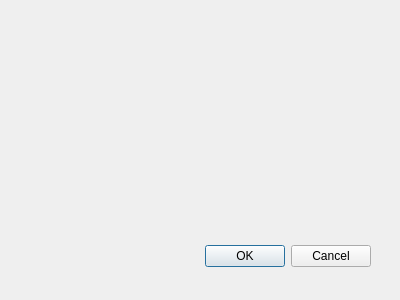
Qt form PyQT_VectorDraw/i_face.ui (dronKet/PracticeUSATU) before a commit.
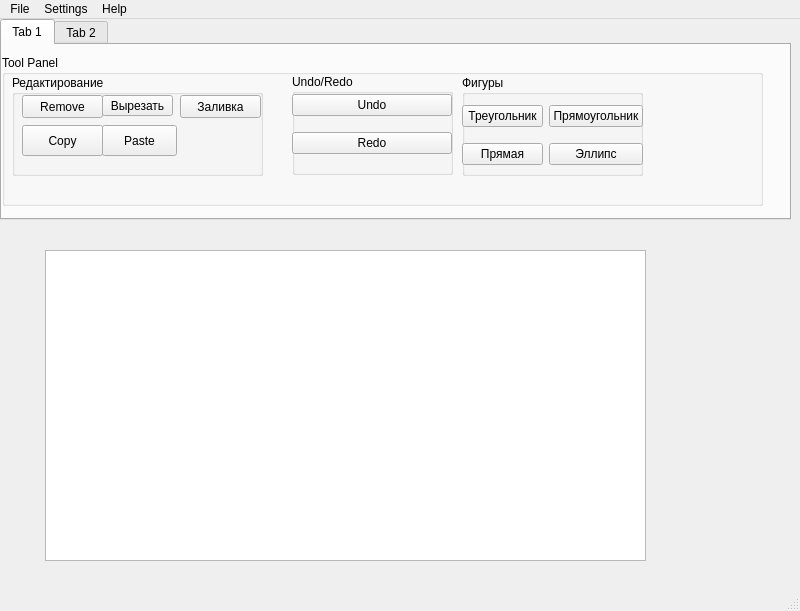
The same form after that commit.

Commit message:
Тестовый_вариант_окна
Добавлена панель инструментов

Patch:
```diff
--- a/PyQT_VectorDraw/i_face.ui
+++ b/PyQT_VectorDraw/i_face.ui
@@ -1,34 +1,357 @@
 <?xml version="1.0" encoding="UTF-8"?>
 <ui version="4.0">
- <class>Dialog</class>
- <widget class="QDialog" name="Dialog">
+ <class>MainWindow</class>
+ <widget class="QMainWindow" name="MainWindow">
   <property name="geometry">
    <rect>
     <x>0</x>
     <y>0</y>
-    <width>400</width>
-    <height>300</height>
+    <width>800</width>
+    <height>611</height>
    </rect>
   </property>
   <property name="windowTitle">
    <string>Dialog</string>
   </property>
-  <widget class="QDialogButtonBox" name="buttonBox">
+  <widget class="QWidget" name="centralwidget">
+   <widget class="QTabWidget" name="tabWidget">
+    <property name="geometry">
+     <rect>
+      <x>0</x>
+      <y>0</y>
+      <width>791</width>
+      <height>201</height>
+     </rect>
+    </property>
+    <property name="currentIndex">
+     <number>0</number>
+    </property>
+    <widget class="QWidget" name="tab">
+     <attribute name="title">
+      <string>Tab 1</string>
+     </attribute>
+     <widget class="QGroupBox" name="groupBox">
+      <property name="geometry">
+       <rect>
+        <x>0</x>
+        <y>10</y>
+        <width>761</width>
+        <height>151</height>
+       </rect>
+      </property>
+      <property name="title">
+       <string>Tool Panel</string>
+      </property>
+      <widget class="QGroupBox" name="groupBox_2">
+       <property name="geometry">
+        <rect>
+         <x>10</x>
+         <y>20</y>
+         <width>251</width>
+         <height>101</height>
+        </rect>
+       </property>
+       <property name="title">
+        <string>Редактирование</string>
+       </property>
+       <widget class="QPushButton" name="pushButton">
+        <property name="geometry">
+         <rect>
+          <x>10</x>
+          <y>50</y>
+          <width>81</width>
+          <height>31</height>
+         </rect>
+        </property>
+        <property name="text">
+         <string>Copy</string>
+        </property>
+       </widget>
+       <widget class="QPushButton" name="pushButton_2">
+        <property name="geometry">
+         <rect>
+          <x>90</x>
+          <y>50</y>
+          <width>75</width>
+          <height>31</height>
+         </rect>
+        </property>
+        <property name="text">
+         <string>Paste</string>
+        </property>
+       </widget>
+       <widget class="QPushButton" name="pushButton_3">
+        <property name="geometry">
+         <rect>
+          <x>90</x>
+          <y>20</y>
+          <width>71</width>
+          <height>21</height>
+         </rect>
+        </property>
+        <property name="text">
+         <string>Вырезать</string>
+        </property>
+       </widget>
+       <widget class="QPushButton" name="pushButton_10">
+        <property name="geometry">
+         <rect>
+          <x>10</x>
+          <y>20</y>
+          <width>81</width>
+          <height>23</height>
+         </rect>
+        </property>
+        <property name="text">
+         <string>Remove</string>
+        </property>
+       </widget>
+       <widget class="QPushButton" name="pushButton_4">
+        <property name="geometry">
+         <rect>
+          <x>168</x>
+          <y>20</y>
+          <width>81</width>
+          <height>23</height>
+         </rect>
+        </property>
+        <property name="text">
+         <string>Заливка</string>
+        </property>
+       </widget>
+      </widget>
+      <widget class="QGroupBox" name="groupBox_5">
+       <property name="geometry">
+        <rect>
+         <x>460</x>
+         <y>20</y>
+         <width>181</width>
+         <height>101</height>
+        </rect>
+       </property>
+       <property name="title">
+        <string>Фигуры</string>
+       </property>
+       <widget class="QWidget" name="gridLayoutWidget_2">
+        <property name="geometry">
+         <rect>
+          <x>0</x>
+          <y>20</y>
+          <width>181</width>
+          <height>80</height>
+         </rect>
+        </property>
+        <layout class="QGridLayout" name="gridLayout_2">
+         <item row="0" column="1">
+          <widget class="QPushButton" name="pushButton_7">
+           <property name="text">
+            <string>Прямоугольник</string>
+           </property>
+          </widget>
+         </item>
+         <item row="1" column="0">
+          <widget class="QPushButton" name="pushButton_8">
+           <property name="text">
+            <string>Прямая</string>
+           </property>
+          </widget>
+         </item>
+         <item row="1" column="1">
+          <widget class="QPushButton" name="pushButton_9">
+           <property name="text">
+            <string>Эллипс</string>
+           </property>
+          </widget>
+         </item>
+         <item row="0" column="0">
+          <widget class="QPushButton" name="pushButton_5">
+           <property name="text">
+            <string>Треугольник</string>
+           </property>
+          </widget>
+         </item>
+        </layout>
+       </widget>
+      </widget>
+      <widget class="QGroupBox" name="groupBox_6">
+       <property name="geometry">
+        <rect>
+         <x>290</x>
+         <y>19</y>
+         <width>161</width>
+         <height>101</height>
+        </rect>
+       </property>
+       <property name="title">
+        <string>Undo/Redo</string>
+       </property>
+       <widget class="QWidget" name="verticalLayoutWidget">
+        <property name="geometry">
+         <rect>
+          <x>0</x>
+          <y>10</y>
+          <width>160</width>
+          <height>81</height>
+         </rect>
+        </property>
+        <layout class="QVBoxLayout" name="verticalLayout">
+         <item>
+          <widget class="QPushButton" name="pushButton_11">
+           <property name="text">
+            <string>Undo</string>
+           </property>
+          </widget>
+         </item>
+         <item>
+          <widget class="QPushButton" name="pushButton_12">
+           <property name="text">
+            <string>Redo</string>
+           </property>
+          </widget>
+         </item>
+        </layout>
+       </widget>
+      </widget>
+     </widget>
+    </widget>
+    <widget class="QWidget" name="tab_2">
+     <attribute name="title">
+      <string>Tab 2</string>
+     </attribute>
+     <widget class="QGroupBox" name="groupBox_4">
+      <property name="geometry">
+       <rect>
+        <x>0</x>
+        <y>0</y>
+        <width>781</width>
+        <height>171</height>
+       </rect>
+      </property>
+      <property name="title">
+       <string>Tool Panel2</string>
+      </property>
+      <widget class="QGroupBox" name="groupBox_3">
+       <property name="geometry">
+        <rect>
+         <x>10</x>
+         <y>30</y>
+         <width>171</width>
+         <height>101</height>
+        </rect>
+       </property>
+       <property name="title">
+        <string>Выделение/Масштабирование</string>
+       </property>
+       <widget class="Line" name="line_2">
+        <property name="geometry">
+         <rect>
+          <x>80</x>
+          <y>10</y>
+          <width>16</width>
+          <height>81</height>
+         </rect>
+        </property>
+        <property name="orientation">
+         <enum>Qt::Vertical</enum>
+        </property>
+       </widget>
+       <widget class="QPushButton" name="pushButton_6">
+        <property name="geometry">
+         <rect>
+          <x>10</x>
+          <y>40</y>
+          <width>75</width>
+          <height>23</height>
+         </rect>
+        </property>
+        <property name="text">
+         <string>Выделение</string>
+        </property>
+       </widget>
+       <widget class="QToolButton" name="toolButton">
+        <property name="geometry">
+         <rect>
+          <x>90</x>
+          <y>40</y>
+          <width>81</width>
+          <height>21</height>
+         </rect>
+        </property>
+        <property name="text">
+         <string>Форма</string>
+        </property>
+       </widget>
+      </widget>
+     </widget>
+    </widget>
+   </widget>
+   <widget class="QGraphicsView" name="graphicsView">
+    <property name="geometry">
+     <rect>
+      <x>45</x>
+      <y>231</y>
+      <width>601</width>
+      <height>311</height>
+     </rect>
+    </property>
+   </widget>
+  </widget>
+  <widget class="QMenuBar" name="menubar">
    <property name="geometry">
     <rect>
-     <x>30</x>
-     <y>240</y>
-     <width>341</width>
-     <height>32</height>
+     <x>0</x>
+     <y>0</y>
+     <width>800</width>
+     <height>21</height>
     </rect>
    </property>
-   <property name="orientation">
-    <enum>Qt::Horizontal</enum>
-   </property>
-   <property name="standardButtons">
-    <set>QDialogButtonBox::Cancel|QDialogButtonBox::Ok</set>
-   </property>
+   <widget class="QMenu" name="menufedfdfsfd">
+    <property name="title">
+     <string>File</string>
+    </property>
+    <addaction name="actionLoad"/>
+    <addaction name="separator"/>
+    <addaction name="actionExit"/>
+    <addaction name="separator"/>
+    <addaction name="actionSave_As"/>
+    <addaction name="separator"/>
+    <addaction name="actionSave"/>
+   </widget>
+   <widget class="QMenu" name="menuSettings">
+    <property name="title">
+     <string>Settings</string>
+    </property>
+   </widget>
+   <widget class="QMenu" name="menuHelp">
+    <property name="title">
+     <string>Help</string>
+    </property>
+   </widget>
+   <addaction name="menufedfdfsfd"/>
+   <addaction name="menuSettings"/>
+   <addaction name="menuHelp"/>
   </widget>
+  <widget class="QStatusBar" name="statusbar"/>
+  <action name="actionSave">
+   <property name="text">
+    <string>Save</string>
+   </property>
+  </action>
+  <action name="actionLoad">
+   <property name="text">
+    <string>Load</string>
+   </property>
+  </action>
+  <action name="actionSave_As">
+   <property name="text">
+    <string>Save As</string>
+   </property>
+  </action>
+  <action name="actionExit">
+   <property name="text">
+    <string>Exit</string>
+   </property>
+  </action>
  </widget>
  <resources/>
  <connections>
```
Left out of the diff: 37 changed lines with no effect on the pictures.
